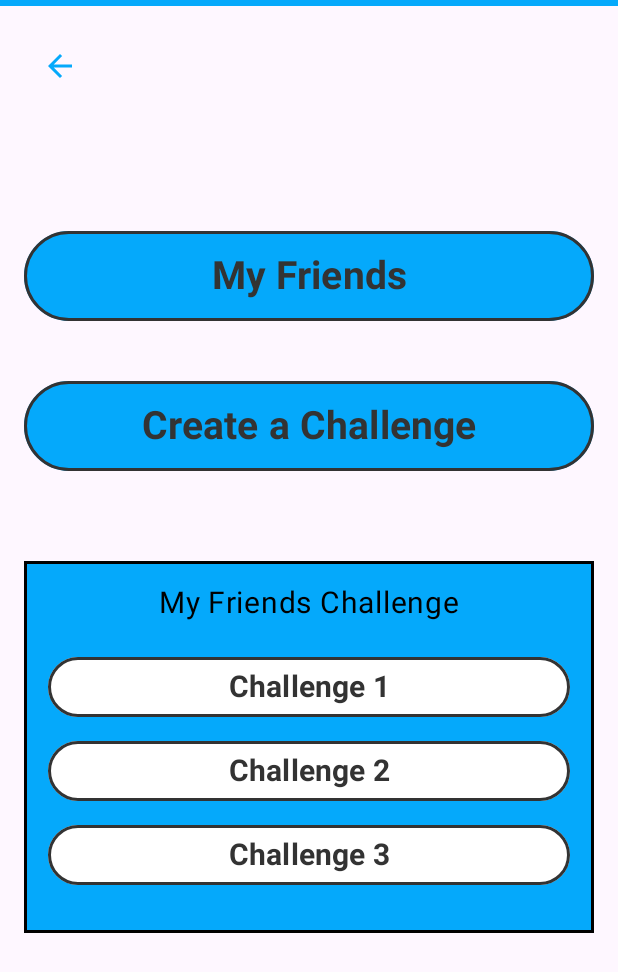
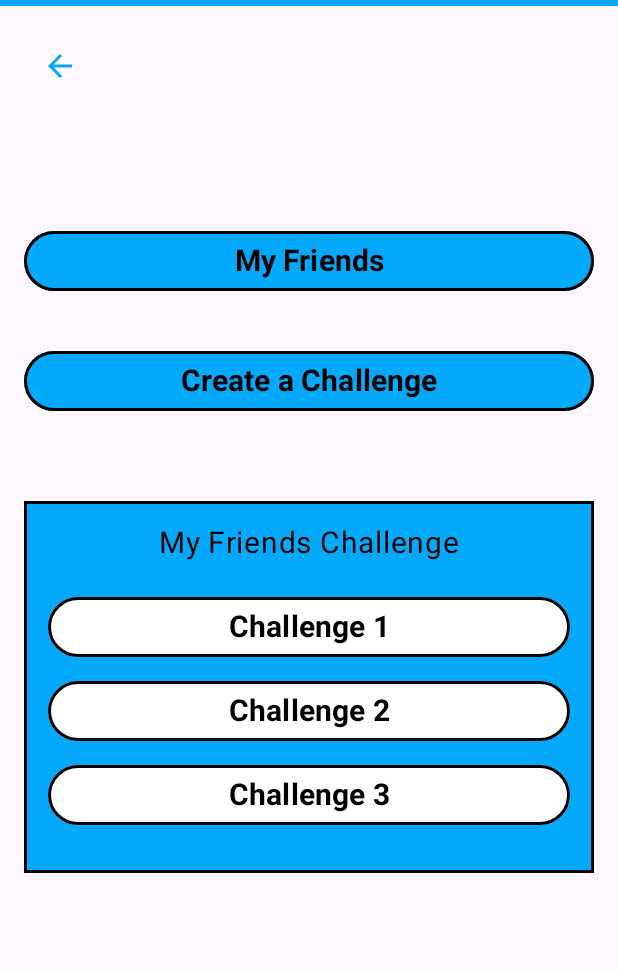
Before and after one commit to Signify-epfl/signify-app, an Android app built with Jetpack Compose: the NewChallengeScreen screen opened through its navigation route, on a phone screen of 412 x 824 dp. Shown: the top 972 px of the screen. Run offline under Robolectric (Android 15) with nearby library versions, the phone set to English and light mode, and no system bars; libraries missing offline, so code that uses them is left out: ai.onnxruntime, androidx.camera.core, com.google.mediapipe.framework, com.google.mediapipe.tasks; Roboto replaces fonts that are not available here; 3 statements that could not run were skipped.

Commit message:
Refactor common ReusableTextButton to have less parameters

```diff
--- a/app/src/main/java/com/github/se/signify/ui/Utils.kt
+++ b/app/src/main/java/com/github/se/signify/ui/Utils.kt
@@ -36,6 +36,7 @@ import androidx.compose.ui.text.style.TextAlign
 import androidx.compose.ui.unit.Dp
 import androidx.compose.ui.unit.TextUnit
 import androidx.compose.ui.unit.dp
+import androidx.compose.ui.unit.sp
 import com.github.se.signify.R
 
 /**
@@ -63,7 +64,7 @@ fun ReusableButtonWithIcon(onClickAction: () -> Unit, icon: ImageVector, iconDes
  * A reusable composable function that creates an outlined button with customizable text.
  *
  * @param onClickAction A lambda function to execute when the button is clicked.
- * @param textTag A string used for testing, which serves as the tag for the button.
+ * @param testTag A string used for testing, which serves as the tag for the button.
  * @param text The text to be displayed inside the button.
  * @param height The height of the button.
  * @param borderColor The color of the button's border.
@@ -74,25 +75,22 @@ fun ReusableButtonWithIcon(onClickAction: () -> Unit, icon: ImageVector, iconDes
 @Composable
 fun ReusableTextButton(
     onClickAction: () -> Unit,
-    textTag: String,
+    testTag: String,
     text: String,
-    height: Dp,
-    borderColor: Color,
     backgroundColor: Color,
-    textSize: TextUnit,
-    textColor: Color,
 ) {
   OutlinedButton(
       onClick = onClickAction,
       border =
-          ButtonDefaults.outlinedButtonBorder.copy(width = 2.dp, brush = SolidColor(borderColor)),
+          ButtonDefaults.outlinedButtonBorder.copy(
+              width = 2.dp, brush = SolidColor(colorResource(R.color.black))),
       colors = ButtonDefaults.buttonColors(backgroundColor),
-      modifier = Modifier.fillMaxWidth().height(height).testTag(textTag)) {
+      modifier = Modifier.fillMaxWidth().height(40.dp).testTag(testTag)) {
         Text(
             text,
             fontWeight = FontWeight.Bold,
-            color = textColor,
-            fontSize = textSize,
+            color = colorResource(R.color.black),
+            fontSize = 20.sp,
             textAlign = TextAlign.Center)
       }
 }
--- a/app/src/main/java/com/github/se/signify/ui/screens/challenge/NewChallengeScreen.kt
+++ b/app/src/main/java/com/github/se/signify/ui/screens/challenge/NewChallengeScreen.kt
@@ -56,26 +56,20 @@ fun NewChallengeScreen(navigationActions: NavigationActions) {
                 // My Friends button
                 ReusableTextButton(
                     onClickAction = { navigationActions.navigateTo("Friends") },
-                    textTag = "MyFriendsButton",
+                    testTag = "MyFriendsButton",
                     text = "My Friends",
-                    height = 60.dp,
-                    borderColor = colorResource(R.color.dark_gray),
                     backgroundColor = colorResource(R.color.blue),
-                    textSize = 26.sp,
-                    textColor = colorResource(R.color.dark_gray))
+                )
 
                 Spacer(modifier = Modifier.height(40.dp)) // Increased space between buttons
 
                 // Create a challenge button
                 ReusableTextButton(
                     onClickAction = { navigationActions.navigateTo("CreateChallenge") },
-                    textTag = "CreateChallengeButton",
+                    testTag = "CreateChallengeButton",
                     text = "Create a Challenge",
-                    height = 60.dp,
-                    borderColor = colorResource(R.color.dark_gray),
                     backgroundColor = colorResource(R.color.blue),
-                    textSize = 26.sp,
-                    textColor = colorResource(R.color.dark_gray))
+                )
 
                 Spacer(
                     modifier =
@@ -107,13 +101,10 @@ fun NewChallengeScreen(navigationActions: NavigationActions) {
                             for (i in 1..3) {
                               ReusableTextButton(
                                   onClickAction = { /* Do nothing for now */},
-                                  textTag = "ChallengeButton$i",
+                                  testTag = "ChallengeButton$i",
                                   text = "Challenge $i",
-                                  height = 40.dp,
-                                  borderColor = colorResource(R.color.dark_gray),
                                   backgroundColor = colorResource(R.color.white),
-                                  textSize = 20.sp,
-                                  textColor = colorResource(R.color.dark_gray))
+                              )
                               Spacer(modifier = Modifier.height(16.dp))
                             }
                           }
```
Also changed, not shown: app/src/main/java/com/github/se/signify/ui/screens/challenge/ChallengeHistoryScreen.kt (+3 -6 lines), app/src/main/java/com/github/se/signify/ui/screens/home/HomeScreen.kt (+2 -5 lines), app/src/main/java/com/github/se/signify/ui/screens/profile/ProfileScreen.kt (+2 -8 lines), 1 other file.
